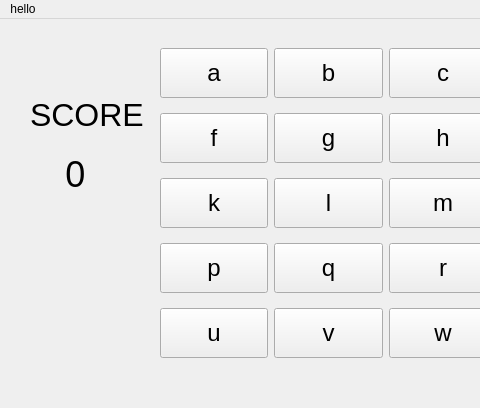
Before: the Qt Designer form mainwindow.ui in HungNguyen81/Guess_Alphabet_Game, drawn with Qt 5; both pictures show x 0 to 480 and y 0 to 408 of the 746 by 408 pixel window.
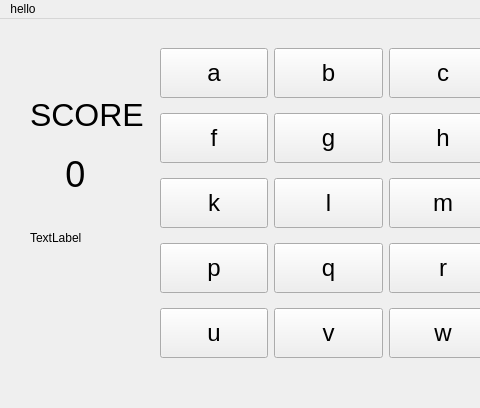
After: the same form once the commit is applied.

The edit to the form file:
```diff
--- a/mainwindow.ui
+++ b/mainwindow.ui
@@ -530,6 +530,19 @@
      <set>Qt::AlignCenter</set>
     </property>
    </widget>
+   <widget class="QLabel" name="lbl_com">
+    <property name="geometry">
+     <rect>
+      <x>30</x>
+      <y>210</y>
+      <width>67</width>
+      <height>17</height>
+     </rect>
+    </property>
+    <property name="text">
+     <string>TextLabel</string>
+    </property>
+   </widget>
   </widget>
   <widget class="QMenuBar" name="menubar">
    <property name="geometry">
```
